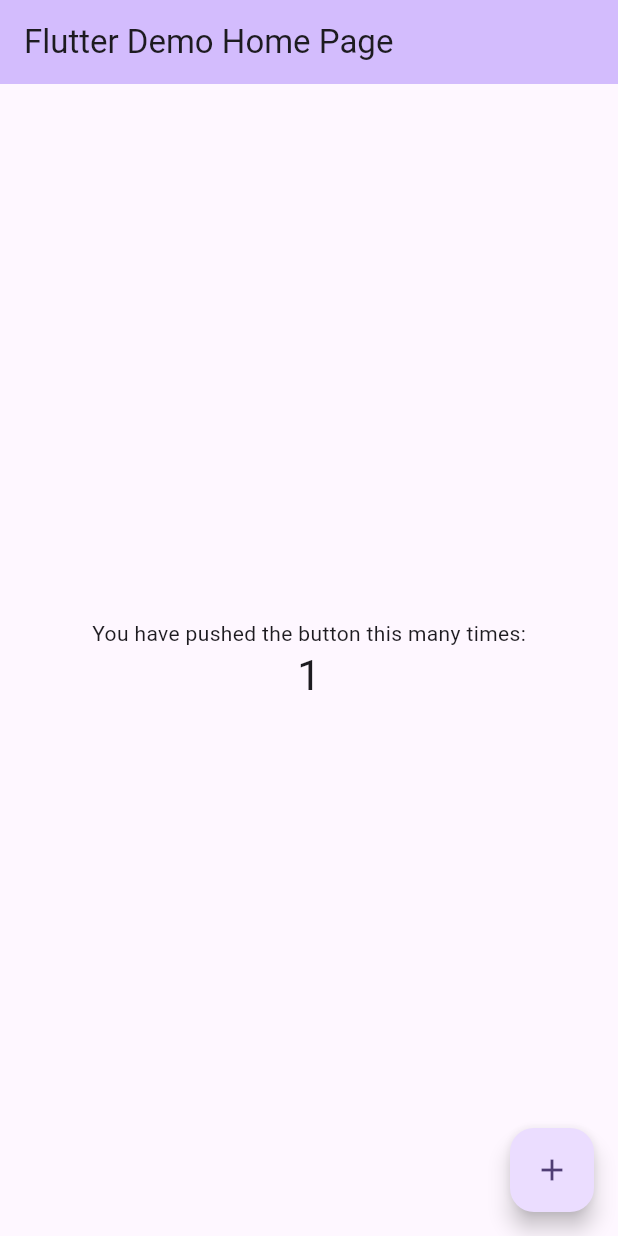
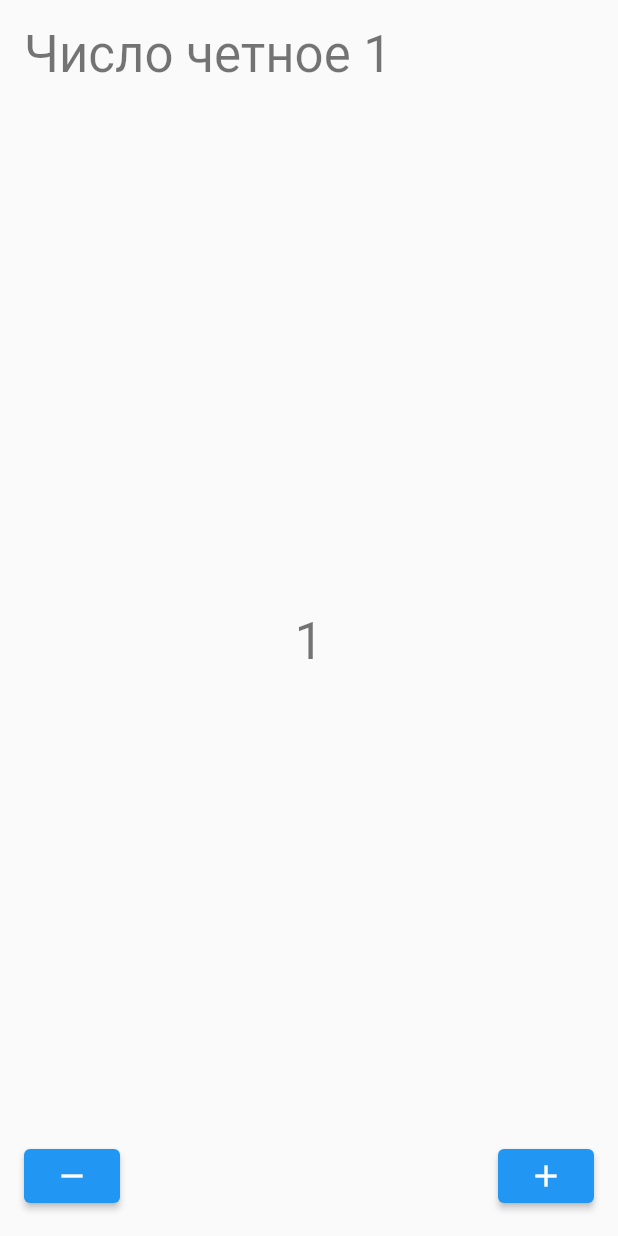
Before and after one commit to petrovyuri/mitap_event_bus, a Flutter app: the screen it shows after launch, after a tap on the "add" icon, on a phone screen of 412 x 824 dp. Run offline on Flutter 3.47's test engine with Material 2 defaults, Android fonts, the phone set to English and light mode, and no system bars; our stand-ins replace flutter_bloc.

Commit message:
Реализация

```diff
--- /dev/null
+++ b/lib/cubits/counter_cubit/counter_cubit.dart
@@ -0,0 +1,9 @@
+import 'package:flutter_bloc/flutter_bloc.dart';
+
+class CounterCubit extends Cubit<int> {
+  CounterCubit() : super(0);
+
+  void increment() => emit(state + 1);
+
+  void decrement() => emit(state - 1);
+}
--- /dev/null
+++ b/lib/cubits/listen_cubit/listen_cubit.dart
@@ -0,0 +1,25 @@
+import 'dart:async';
+
+import 'package:flutter_bloc/flutter_bloc.dart';
+import 'package:mitap_event_bus/cubits/counter_cubit/counter_cubit.dart';
+
+class ListenCubit extends Cubit<String> {
+  ListenCubit(this.counterCubit) : super('Start') {
+    subscription = counterCubit.stream.distinct(
+      (previous, next) {
+        return next.isOdd;
+      },
+    ).listen((event) {
+      emit("Число четное $event");
+    });
+  }
+
+  final CounterCubit counterCubit;
+  late final StreamSubscription subscription;
+
+  @override
+  Future<void> close() {
+    subscription.cancel();
+    return super.close();
+  }
+}
--- a/lib/main.dart
+++ b/lib/main.dart
@@ -1,125 +1,83 @@
 import 'package:flutter/material.dart';
+import 'package:flutter_bloc/flutter_bloc.dart';
+import 'package:mitap_event_bus/cubits/counter_cubit/counter_cubit.dart';
+import 'package:mitap_event_bus/cubits/listen_cubit/listen_cubit.dart';
 
 void main() {
-  runApp(const MyApp());
+  runApp(const MaterialApp(home: Scaffold(body: App())));
 }
 
-class MyApp extends StatelessWidget {
-  const MyApp({super.key});
+class App extends StatelessWidget {
+  const App({super.key});
 
-  // This widget is the root of your application.
   @override
   Widget build(BuildContext context) {
-    return MaterialApp(
-      title: 'Flutter Demo',
-      theme: ThemeData(
-        // This is the theme of your application.
-        //
-        // TRY THIS: Try running your application with "flutter run". You'll see
-        // the application has a blue toolbar. Then, without quitting the app,
-        // try changing the seedColor in the colorScheme below to Colors.green
-        // and then invoke "hot reload" (save your changes or press the "hot
-        // reload" button in a Flutter-supported IDE, or press "r" if you used
-        // the command line to start the app).
-        //
-        // Notice that the counter didn't reset back to zero; the application
-        // state is not lost during the reload. To reset the state, use hot
-        // restart instead.
-        //
-        // This works for code too, not just values: Most code changes can be
-        // tested with just a hot reload.
-        colorScheme: ColorScheme.fromSeed(seedColor: Colors.deepPurple),
-        useMaterial3: true,
+    return MultiBlocProvider(
+      providers: [
+        BlocProvider(
+          create: (context) => CounterCubit(),
         ),
-      home: const MyHomePage(title: 'Flutter Demo Home Page'),
+        BlocProvider(
+          create: (context) => ListenCubit(context.read<CounterCubit>()),
+        ),
+      ],
+      child: _CounterScreenView(),
     );
   }
 }
 
-class MyHomePage extends StatefulWidget {
-  const MyHomePage({super.key, required this.title});
-
-  // This widget is the home page of your application. It is stateful, meaning
-  // that it has a State object (defined below) that contains fields that affect
-  // how it looks.
-
-  // This class is the configuration for the state. It holds the values (in this
-  // case the title) provided by the parent (in this case the App widget) and
-  // used by the build method of the State. Fields in a Widget subclass are
-  // always marked "final".
-
-  final String title;
-
-  @override
-  State<MyHomePage> createState() => _MyHomePageState();
-}
-
-class _MyHomePageState extends State<MyHomePage> {
-  int _counter = 0;
-
-  void _incrementCounter() {
-    setState(() {
-      // This call to setState tells the Flutter framework that something has
-      // changed in this State, which causes it to rerun the build method below
-      // so that the display can reflect the updated values. If we changed
-      // _counter without calling setState(), then the build method would not be
-      // called again, and so nothing would appear to happen.
-      _counter++;
-    });
-  }
-
+class _CounterScreenView extends StatelessWidget {
   @override
   Widget build(BuildContext context) {
-    // This method is rerun every time setState is called, for instance as done
-    // by the _incrementCounter method above.
-    //
-    // The Flutter framework has been optimized to make rerunning build methods
-    // fast, so that you can just rebuild anything that needs updating rather
-    // than having to individually change instances of widgets.
-    return Scaffold(
-      appBar: AppBar(
-        // TRY THIS: Try changing the color here to a specific color (to
-        // Colors.amber, perhaps?) and trigger a hot reload to see the AppBar
-        // change color while the other colors stay the same.
-        backgroundColor: Theme.of(context).colorScheme.inversePrimary,
-        // Here we take the value from the MyHomePage object that was created by
-        // the App.build method, and use it to set our appbar title.
-        title: Text(widget.title),
+    return Padding(
+      padding: const EdgeInsets.all(16),
+      child: Stack(
+        children: [
+          const SizedBox(height: 30),
+          BlocBuilder<ListenCubit, String>(
+            builder: (context, state) {
+              return Text(
+                state.toString(),
+                style: Theme.of(context).textTheme.headlineMedium,
+              );
+            },
           ),
-      body: Center(
-        // Center is a layout widget. It takes a single child and positions it
-        // in the middle of the parent.
+          Center(
             child: Column(
-          // Column is also a layout widget. It takes a list of children and
-          // arranges them vertically. By default, it sizes itself to fit its
-          // children horizontally, and tries to be as tall as its parent.
-          //
-          // Column has various properties to control how it sizes itself and
-          // how it positions its children. Here we use mainAxisAlignment to
-          // center the children vertically; the main axis here is the vertical
-          // axis because Columns are vertical (the cross axis would be
-          // horizontal).
-          //
-          // TRY THIS: Invoke "debug painting" (choose the "Toggle Debug Paint"
-          // action in the IDE, or press "p" in the console), to see the
-          // wireframe for each widget.
               mainAxisAlignment: MainAxisAlignment.center,
               children: <Widget>[
-            const Text(
-              'You have pushed the button this many times:',
-            ),
-            Text(
-              '$_counter',
+                const SizedBox(height: 30),
+                BlocBuilder<CounterCubit, int>(
+                  builder: (context, state) {
+                    return Text(
+                      state.toString(),
                       style: Theme.of(context).textTheme.headlineMedium,
+                    );
+                  },
                 ),
               ],
             ),
           ),
-      floatingActionButton: FloatingActionButton(
-        onPressed: _incrementCounter,
-        tooltip: 'Increment',
+          Align(
+            alignment: Alignment.bottomRight,
+            child: ElevatedButton(
+              onPressed: () {
+                context.read<CounterCubit>().increment();
+              },
               child: const Icon(Icons.add),
-      ), // This trailing comma makes auto-formatting nicer for build methods.
+            ),
+          ),
+          Align(
+            alignment: Alignment.bottomLeft,
+            child: ElevatedButton(
+              onPressed: () {
+                context.read<CounterCubit>().decrement();
+              },
+              child: const Icon(Icons.remove),
+            ),
+          ),
+        ],
+      ),
     );
   }
 }
--- a/pubspec.yaml
+++ b/pubspec.yaml
@@ -30,7 +30,7 @@ environment:
 dependencies:
   flutter:
     sdk: flutter
-
+  flutter_bloc: ^8.1.3
 
   # The following adds the Cupertino Icons font to your application.
   # Use with the CupertinoIcons class for iOS style icons.
```
Also changed, not shown: pubspec.lock, 1 other file. Lines whose indentation alone changed are shown as unchanged.
